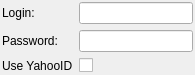
The window that src/plugins/poshuku/plugins/onlinebookmarks/plugins/delicious/deliciousauthwidget.ui (0xd34df00d/leechcraft) describes before a commit, drawn with Qt 5.
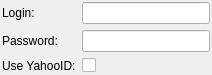
The same window after the commit.

Commit message: OnlineBookmarks Delicious: changes according to new expected classes

```diff
--- a/src/plugins/poshuku/plugins/onlinebookmarks/plugins/delicious/deliciousauthwidget.ui
+++ b/src/plugins/poshuku/plugins/onlinebookmarks/plugins/delicious/deliciousauthwidget.ui
@@ -6,7 +6,7 @@
    <rect>
     <x>0</x>
     <y>0</y>
-    <width>195</width>
+    <width>212</width>
     <height>75</height>
    </rect>
   </property>
@@ -48,7 +48,7 @@
      <item row="2" column="0">
       <widget class="QLabel" name="useYahooIDLabel">
        <property name="text">
-        <string>Use YahooID</string>
+        <string>Use YahooID:</string>
        </property>
       </widget>
      </item>
```
The commit also changes 1 other file.
